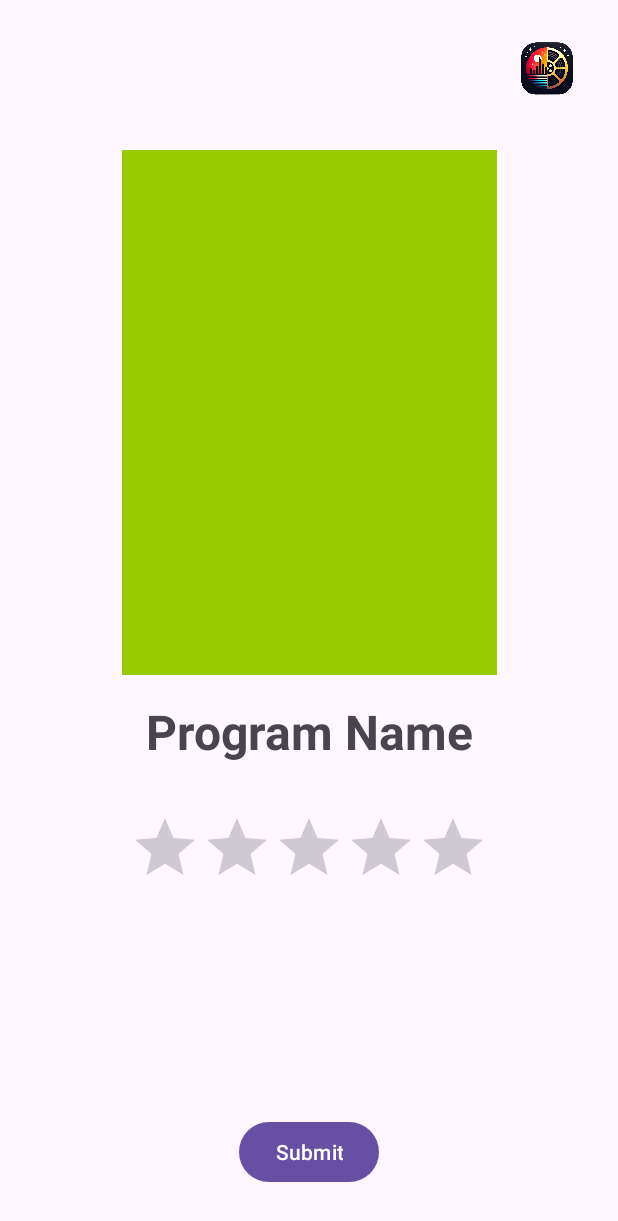
After one commit to Roi-Dor/Cine-City, an Android app: the PostProgramActivity screen opened directly, with no data from a screen before it, on a phone screen of 412 x 824 dp. The commit adds this screen. Shown: the top 1221 px of the screen. Run offline under Robolectric (Android 15) with nearby library versions, the phone set to English and light mode, and no system bars.

Commit message:
added an upload activity

```diff
--- a/app/src/main/AndroidManifest.xml
+++ b/app/src/main/AndroidManifest.xml
@@ -26,6 +26,9 @@
         </activity>
 
         <activity
+            android:name=".PostProgramActivity"
+            android:exported="false" />
+        <activity
             android:name=".SearchProgramsActivity"
             android:exported="false" />
         <activity
--- /dev/null
+++ b/app/src/main/java/com/example/cinecity/PostProgramActivity.kt
@@ -0,0 +1,45 @@
+package com.example.cinecity
+
+import android.content.Intent
+import android.os.Bundle
+import androidx.appcompat.app.AppCompatActivity
+import com.example.cinecity.databinding.ActivityPostProgramBinding
+import com.example.cinecity.utilities.ImageLoader
+
+class PostProgramActivity : AppCompatActivity() {
+
+    private lateinit var binding: ActivityPostProgramBinding
+
+
+    override fun onCreate(savedInstanceState: Bundle?) {
+        super.onCreate(savedInstanceState)
+        binding = ActivityPostProgramBinding.inflate(layoutInflater)
+        setContentView(binding.root)
+
+        val bundle = intent.extras
+        if (bundle != null) {
+            val posterUrl = bundle.getString("poster")
+            val programName = bundle.getString("name")
+
+            // Example: load poster with your image utility
+            if (posterUrl != null) {
+                ImageLoader.getInstance().loadImage(posterUrl, binding.postProgramIMGPoster)
+            }
+
+            binding.appLogo.setOnClickListener {
+                val intent = Intent(this, MainActivity::class.java)
+                startActivity(intent)
+                finish() // Optional: Close FriendsSearch activity
+            }
+            // Set the program name
+            binding.postProgramLBLName.text = programName
+
+
+            // Or if you want to pass the rating along when user clicks Submit:
+//        binding.postProgramBTNSubmit.setOnClickListener {
+//            val chosenRating = binding.postProgramRBRating.rating
+//            // ... do something with chosenRating ...
+//        }
+        }
+    }
+}
--- /dev/null
+++ b/app/src/main/res/layout/activity_post_program.xml
@@ -0,0 +1,77 @@
+<?xml version="1.0" encoding="utf-8"?>
+<androidx.constraintlayout.widget.ConstraintLayout
+    xmlns:android="http://schemas.android.com/apk/res/android"
+    xmlns:app="http://schemas.android.com/apk/res-auto"
+    xmlns:tools="http://schemas.android.com/tools"
+    android:id="@+id/main"
+    android:layout_width="match_parent"
+    android:layout_height="match_parent"
+    tools:context=".PostProgramActivity">
+
+    <!-- Icon at top-right -->
+    <ImageView
+        android:id="@+id/appLogo"
+        android:layout_width="64dp"
+        android:layout_height="64dp"
+        android:scaleType="fitCenter"
+        android:src="@drawable/cine_city_icon"
+        app:layout_constraintTop_toTopOf="parent"
+        app:layout_constraintEnd_toEndOf="parent"
+        android:layout_margin="16dp" />
+
+    <!-- Poster in upper-center -->
+    <ImageView
+        android:id="@+id/post_program_IMG_poster"
+        android:layout_width="250dp"
+        android:layout_height="350dp"
+        android:adjustViewBounds="true"
+        android:scaleType="centerCrop"
+        android:background="@android:color/holo_green_light"
+        app:layout_constraintTop_toTopOf="parent"
+        app:layout_constraintStart_toStartOf="parent"
+        app:layout_constraintEnd_toEndOf="parent"
+        android:layout_marginTop="100dp"
+        tools:src="@drawable/ic_launcher_foreground" />
+
+    <!-- Program name below the poster -->
+    <TextView
+        android:id="@+id/post_program_LBL_name"
+        android:layout_width="wrap_content"
+        android:layout_height="wrap_content"
+        android:text="Program Name"
+        android:textAppearance="@style/TextAppearance.AppCompat.Medium"
+        android:textStyle="bold"
+        android:textSize="32sp"
+        app:layout_constraintTop_toBottomOf="@+id/post_program_IMG_poster"
+        app:layout_constraintStart_toStartOf="parent"
+        app:layout_constraintEnd_toEndOf="parent"
+        android:layout_marginTop="16dp"
+        android:gravity="center" />
+
+    <!-- RatingBar below the program name -->
+    <androidx.appcompat.widget.AppCompatRatingBar
+        android:id="@+id/post_program_RB_rating"
+        android:layout_width="wrap_content"
+        android:layout_height="wrap_content"
+        android:progressTint="@color/rating_first"
+        android:secondaryProgressTint="@color/rating_second"
+        android:stepSize="1"
+        tools:rating="3.7"
+        android:isIndicator="false"
+        android:layout_marginTop="32dp"
+        app:layout_constraintTop_toBottomOf="@+id/post_program_LBL_name"
+        app:layout_constraintStart_toStartOf="parent"
+        app:layout_constraintEnd_toEndOf="parent" />
+
+    <!-- Submit button pinned at the bottom -->
+    <Button
+        android:id="@+id/post_program_BTN_submit"
+        android:layout_width="wrap_content"
+        android:layout_height="wrap_content"
+        android:text="Submit"
+        app:layout_constraintBottom_toBottomOf="parent"
+        app:layout_constraintStart_toStartOf="parent"
+        app:layout_constraintEnd_toEndOf="parent"
+        android:layout_marginBottom="32dp" />
+
+</androidx.constraintlayout.widget.ConstraintLayout>
```
Also changed, not shown: app/src/main/java/com/example/cinecity/adapters/ProgramAdapter.kt (+21 -1 lines), app/src/main/res/layout/program_item.xml (+11 -0 lines).
